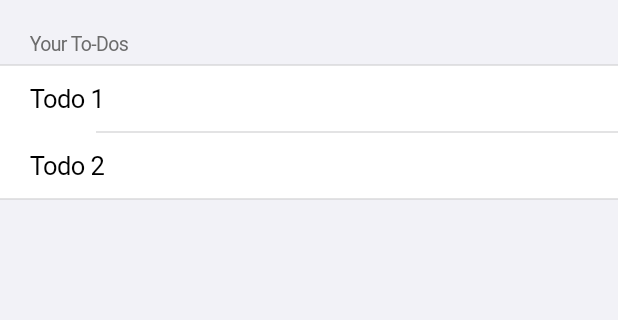
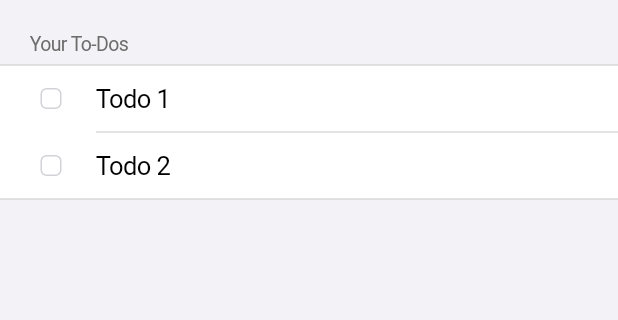
Before and after one commit to atbu/to_do_list, a Flutter app: the screen it shows after launch, on a phone screen of 412 x 824 dp, the part 66-386 px from its top. Run offline on Flutter 3.47's test engine with Material 3 defaults, Android fonts, the phone set to English and light mode, and no system bars.

Commit message:
Add checkboxes on each tile - clicking checkbox removes todo
Todos still hardcoded though.

```diff
--- a/lib/main.dart
+++ b/lib/main.dart
@@ -25,9 +25,9 @@ class MyHomePage extends StatefulWidget {
 }
 
 class _MyHomePageState extends State<MyHomePage> {
-  var todos = <int, String>{
-    1: "Todo 1",
-    2: "Todo 2",
+  final _todos = <Key, String>{
+    Key("1"): "Todo 1",
+    Key("2"): "Todo 2",
   };
 
   @override
@@ -41,9 +41,21 @@ class _MyHomePageState extends State<MyHomePage> {
         child: CupertinoListSection(
           header: const Text('Your To-Dos'),
           children: <CupertinoListTile>[
-            for(var todo in todos.entries)
-              CupertinoListTile(title: Text(todo.value)),
-
+            for(var todo in _todos.entries)
+              CupertinoListTile(
+                key: todo.key,
+                leading: CupertinoCheckbox(
+                  value: !_todos.containsKey(todo.key),
+                  onChanged: (bool? value) {
+                    setState(() {
+                      if(value == true) {
+                        _todos.remove(todo.key);
+                      }
+                    });
+                  }
+                ),
+                title: Text(todo.value),
+              ),
           ]
         ),
       ),
```
